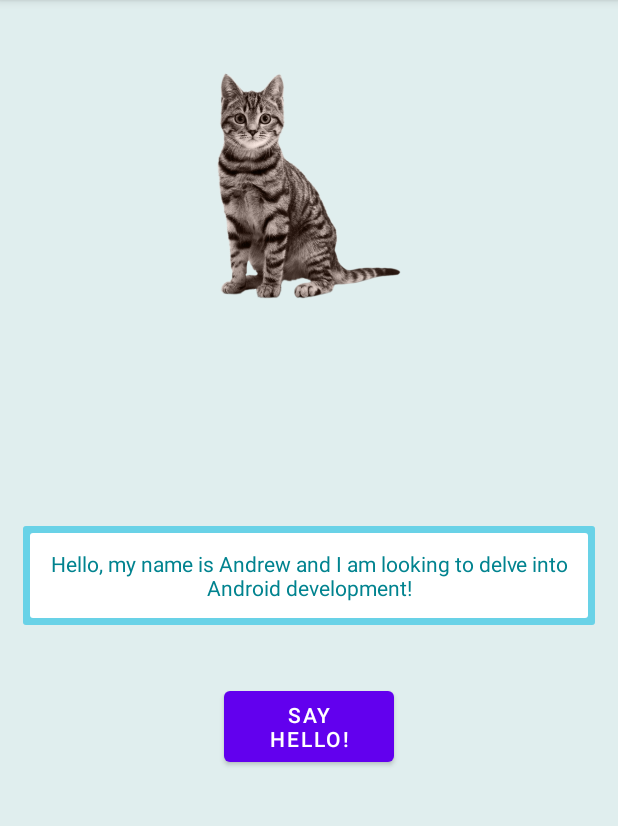
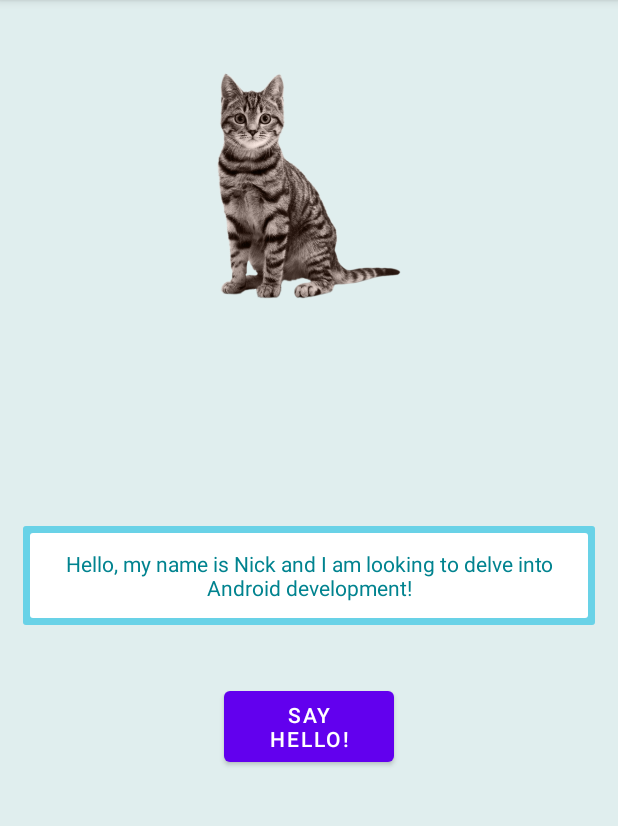
Before and after one commit to nick-bytes/rpn-calculator, an Android app: the screen it shows after launch (MainActivity), on a phone screen of 412 x 824 dp, the part 84-910 px from its top. Run offline under Robolectric (Android 15) with nearby library versions, the phone set to English and light mode, and no system bars.

Commit message:
Initial commit

```diff
--- a/app/src/main/res/layout/activity_main.xml
+++ b/app/src/main/res/layout/activity_main.xml
@@ -24,7 +24,7 @@
             android:background="@drawable/layer_card_background"
             android:gravity="center"
             android:padding="15dp"
-            android:text="@string/andrew_intro"
+            android:text="@string/intro"
             android:textColor="#00838F" />
     </LinearLayout>
 
--- a/app/src/main/res/values/strings.xml
+++ b/app/src/main/res/values/strings.xml
@@ -1,6 +1,6 @@
 <resources>
     <string name="app_name">HelloWorld</string>
-    <string name="andrew_intro">Hello, my name is Andrew and I am looking to delve into Android development!</string>
+    <string name="intro">Hello, my name is Nick and I am looking to delve into Android development!</string>
     <string name="reply">Hello to you too!</string>
     <string name="buttonText">Say Hello!</string>
 
```
Also changed, not shown: 1 other file.
